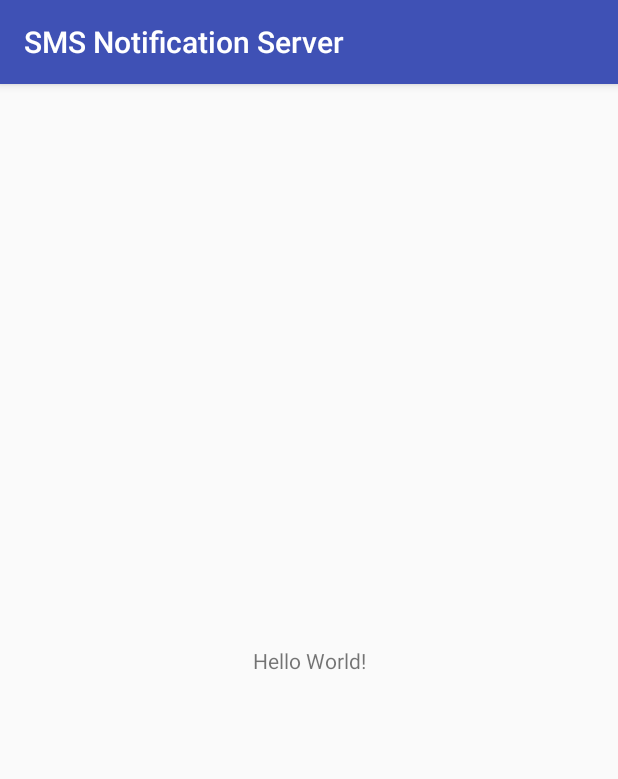
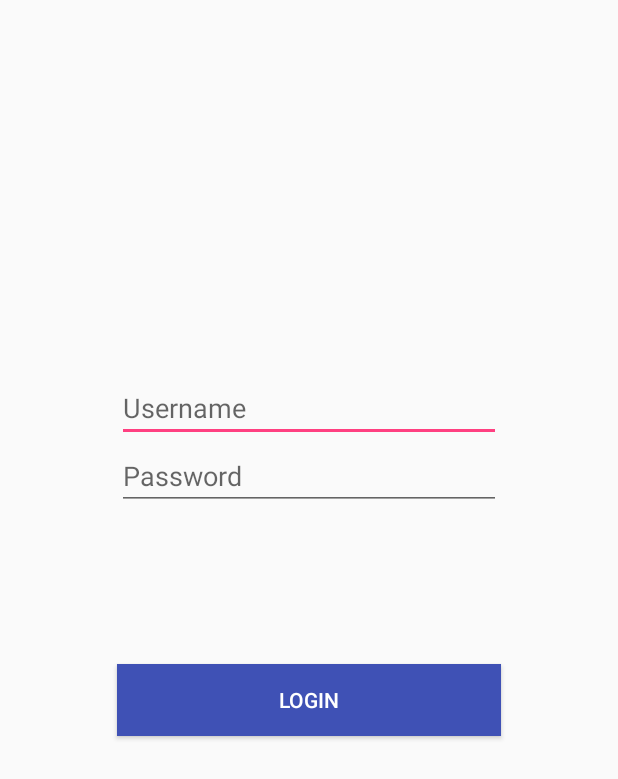
Before and after one commit to paolorevillosa/SMSNotificationServer, an Android app: the screen it shows after launch (LoginActivity), on a phone screen of 412 x 824 dp. Shown: the top 779 px of the screen. Run offline under Robolectric (Android 15) with nearby library versions, the phone set to English and light mode, and no system bars.

Commit message:
created login interface

```diff
--- a/app/build.gradle
+++ b/app/build.gradle
@@ -30,4 +30,5 @@ dependencies {
     testImplementation 'junit:junit:4.12'
     androidTestImplementation 'com.android.support.test:runner:1.0.2'
     androidTestImplementation 'com.android.support.test.espresso:espresso-core:3.0.2'
+    implementation 'com.android.support.constraint:constraint-layout:1.1.2'
 }
--- a/app/src/main/AndroidManifest.xml
+++ b/app/src/main/AndroidManifest.xml
@@ -9,7 +9,8 @@
         android:roundIcon="@mipmap/ic_launcher_round"
         android:supportsRtl="true"
         android:theme="@style/AppTheme">
-        <activity android:name=".activity.LoginActivity">
+        <activity android:name=".activity.LoginActivity"
+            android:screenOrientation="portrait">
             <intent-filter>
                 <action android:name="android.intent.action.MAIN" />
 
--- a/app/src/main/res/layout/activity_login.xml
+++ b/app/src/main/res/layout/activity_login.xml
@@ -1,18 +1,68 @@
 <?xml version="1.0" encoding="utf-8"?>
-<android.support.constraint.ConstraintLayout xmlns:android="http://schemas.android.com/apk/res/android"
+<android.support.constraint.ConstraintLayout
+    xmlns:android="http://schemas.android.com/apk/res/android"
     xmlns:app="http://schemas.android.com/apk/res-auto"
-    xmlns:tools="http://schemas.android.com/tools"
     android:layout_width="match_parent"
-    android:layout_height="match_parent"
-    tools:context=".LoginActivity">
+    android:layout_height="match_parent">
 
-    <TextView
-        android:layout_width="wrap_content"
+    <ImageView
+        android:id="@+id/logo"
+        android:layout_width="96dp"
+        android:layout_height="96dp"
+        app:layout_constraintTop_toTopOf="parent"
+        android:layout_marginTop="16dp"
+        android:layout_marginLeft="8dp"
+        app:layout_constraintLeft_toLeftOf="parent"
+        android:layout_marginRight="8dp"
+        app:layout_constraintRight_toRightOf="parent"
+        app:layout_constraintBottom_toBottomOf="parent"
+        android:layout_marginBottom="8dp"
+        app:layout_constraintVertical_bias="0.14999998"/>
+
+    <EditText
+        android:id="@+id/text_username"
+        android:layout_width="256dp"
         android:layout_height="wrap_content"
-        android:text="Hello World!"
+        android:ems="10"
+        android:inputType="textPersonName"
+        android:hint="Username"
+        android:layout_marginLeft="8dp"
+        app:layout_constraintLeft_toLeftOf="parent"
+        android:layout_marginRight="8dp"
+        app:layout_constraintRight_toRightOf="parent"
+        android:layout_marginTop="32dp"
+        app:layout_constraintTop_toBottomOf="@+id/logo"/>
+
+    <EditText
+        android:id="@+id/text_password"
+        android:layout_width="0dp"
+        android:layout_height="wrap_content"
+        android:hint="Password"
+        android:ems="10"
+        android:inputType="textPassword"
+        android:layout_marginLeft="0dp"
+        app:layout_constraintLeft_toLeftOf="@+id/text_username"
+        android:layout_marginRight="0dp"
+        app:layout_constraintRight_toRightOf="@+id/text_username"
+        app:layout_constraintHorizontal_bias="0.0"
+        android:layout_marginTop="0dp"
+        app:layout_constraintTop_toBottomOf="@+id/text_username"/>
+
+    <Button
+        android:id="@+id/btn_login"
+        android:layout_width="0dp"
+        android:layout_height="wrap_content"
+        android:layout_marginBottom="8dp"
+        android:layout_marginTop="8dp"
+        android:background="?colorPrimary"
+        android:text="LOGIN"
+        android:theme="@style/ThemeOverlay.AppCompat.Dark"
         app:layout_constraintBottom_toBottomOf="parent"
-        app:layout_constraintLeft_toLeftOf="parent"
-        app:layout_constraintRight_toRightOf="parent"
-        app:layout_constraintTop_toTopOf="parent" />
+        app:layout_constraintHorizontal_bias="0.0"
+        app:layout_constraintLeft_toLeftOf="@+id/text_password"
+        app:layout_constraintRight_toRightOf="@+id/text_password"
+        app:layout_constraintTop_toBottomOf="@+id/text_password"
+        app:layout_constraintVertical_bias="0.225" />
+
 
 </android.support.constraint.ConstraintLayout>
--- a/app/src/main/res/values/styles.xml
+++ b/app/src/main/res/values/styles.xml
@@ -1,7 +1,7 @@
 <resources>
 
     <!-- Base application theme. -->
-    <style name="AppTheme" parent="Theme.AppCompat.Light.DarkActionBar">
+    <style name="AppTheme" parent="Theme.AppCompat.Light.NoActionBar">
         <!-- Customize your theme here. -->
         <item name="colorPrimary">@color/colorPrimary</item>
         <item name="colorPrimaryDark">@color/colorPrimaryDark</item>
```
